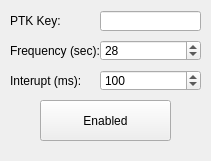
This is PushToTalkHeartBeat/PushToTalkHeartBeat.ui in Procdox/PushToTalkHeartBeat as Qt 5 draws it before an edit. The edited form follows.
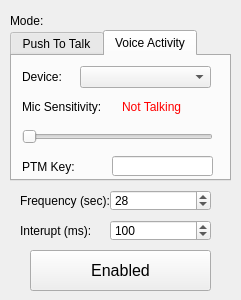
This is the edited form. Custom widgets are drawn as their Qt base class.

Commit message:
UI for Voice Activity mode
- Add UI for Voice Activity mode
- Remove self disable
- Clean up save/load

The edit to the form file:
```diff
--- a/PushToTalkHeartBeat/PushToTalkHeartBeat.ui
+++ b/PushToTalkHeartBeat/PushToTalkHeartBeat.ui
@@ -6,46 +6,30 @@
    <rect>
     <x>0</x>
     <y>0</y>
-    <width>211</width>
-    <height>161</height>
+    <width>241</width>
+    <height>300</height>
    </rect>
   </property>
   <property name="windowTitle">
    <string>PushToTalkHeartBeat</string>
   </property>
   <widget class="QWidget" name="centralWidget">
-   <widget class="NativeKeySequence" name="keys_activate">
-    <property name="geometry">
-     <rect>
-      <x>100</x>
-      <y>11</y>
-      <width>101</width>
-      <height>20</height>
-     </rect>
-    </property>
-   </widget>
-   <widget class="QLabel" name="label">
-    <property name="geometry">
-     <rect>
-      <x>10</x>
-      <y>10</y>
-      <width>91</width>
-      <height>21</height>
-     </rect>
-    </property>
-    <property name="text">
-     <string>PTK Key:</string>
-    </property>
-   </widget>
    <widget class="QPushButton" name="enabled">
     <property name="geometry">
      <rect>
-      <x>40</x>
-      <y>100</y>
-      <width>131</width>
+      <x>30</x>
+      <y>250</y>
+      <width>181</width>
       <height>41</height>
      </rect>
     </property>
+    <property name="font">
+     <font>
+      <pointsize>12</pointsize>
+      <weight>50</weight>
+      <bold>false</bold>
+     </font>
+    </property>
     <property name="text">
      <string>Enabled</string>
     </property>
@@ -53,44 +37,226 @@
      <bool>true</bool>
     </property>
    </widget>
-   <widget class="QSpinBox" name="time">
-    <property name="geometry">
-     <rect>
-      <x>100</x>
-      <y>40</y>
-      <width>101</width>
-      <height>21</height>
-     </rect>
-    </property>
-    <property name="minimum">
-     <number>2</number>
-    </property>
-    <property name="value">
-     <number>28</number>
-    </property>
-   </widget>
-   <widget class="QLabel" name="label_2">
+   <widget class="QTabWidget" name="tabs">
     <property name="geometry">
      <rect>
       <x>10</x>
-      <y>40</y>
+      <y>30</y>
+      <width>221</width>
+      <height>151</height>
+     </rect>
+    </property>
+    <property name="currentIndex">
+     <number>1</number>
+    </property>
+    <widget class="QWidget" name="tab_ptt">
+     <attribute name="title">
+      <string>Push To Talk</string>
+     </attribute>
+     <widget class="QLabel" name="label">
+      <property name="geometry">
+       <rect>
+        <x>10</x>
+        <y>10</y>
+        <width>91</width>
+        <height>21</height>
+       </rect>
+      </property>
+      <property name="toolTip">
+       <string>&lt;html&gt;&lt;head/&gt;&lt;body&gt;&lt;p&gt;Push to Talk Key&lt;/p&gt;&lt;/body&gt;&lt;/html&gt;</string>
+      </property>
+      <property name="text">
+       <string>PTK Key:</string>
+      </property>
+     </widget>
+     <widget class="NativeKeySequence" name="keys_activate">
+      <property name="geometry">
+       <rect>
+        <x>100</x>
+        <y>10</y>
+        <width>101</width>
+        <height>20</height>
+       </rect>
+      </property>
+      <property name="toolTip">
+       <string>&lt;html&gt;&lt;head/&gt;&lt;body&gt;&lt;p&gt;Push to Talk Key&lt;/p&gt;&lt;/body&gt;&lt;/html&gt;</string>
+      </property>
+     </widget>
+    </widget>
+    <widget class="QWidget" name="tab_vs">
+     <attribute name="title">
+      <string>Voice Activity</string>
+     </attribute>
+     <widget class="QSlider" name="sensitivity">
+      <property name="geometry">
+       <rect>
+        <x>10</x>
+        <y>70</y>
+        <width>191</width>
+        <height>22</height>
+       </rect>
+      </property>
+      <property name="toolTip">
+       <string>&lt;html&gt;&lt;head/&gt;&lt;body&gt;&lt;p&gt;Adjust this to match your sensitivity in Discord&lt;/p&gt;&lt;/body&gt;&lt;/html&gt;</string>
+      </property>
+      <property name="orientation">
+       <enum>Qt::Horizontal</enum>
+      </property>
+     </widget>
+     <widget class="QLabel" name="label_3">
+      <property name="geometry">
+       <rect>
+        <x>10</x>
+        <y>100</y>
+        <width>91</width>
+        <height>21</height>
+       </rect>
+      </property>
+      <property name="toolTip">
+       <string>&lt;html&gt;&lt;head/&gt;&lt;body&gt;&lt;p&gt;Push to Mute Key&lt;/p&gt;&lt;/body&gt;&lt;/html&gt;</string>
+      </property>
+      <property name="text">
+       <string>PTM Key:</string>
+      </property>
+     </widget>
+     <widget class="NativeKeySequence" name="keys_mute">
+      <property name="geometry">
+       <rect>
+        <x>100</x>
+        <y>100</y>
+        <width>101</width>
+        <height>20</height>
+       </rect>
+      </property>
+      <property name="toolTip">
+       <string>&lt;html&gt;&lt;head/&gt;&lt;body&gt;&lt;p&gt;Push to Mute Key&lt;/p&gt;&lt;/body&gt;&lt;/html&gt;</string>
+      </property>
+     </widget>
+     <widget class="QLabel" name="label_5">
+      <property name="geometry">
+       <rect>
+        <x>10</x>
+        <y>40</y>
+        <width>91</width>
+        <height>21</height>
+       </rect>
+      </property>
+      <property name="toolTip">
+       <string>&lt;html&gt;&lt;head/&gt;&lt;body&gt;&lt;p&gt;Adjust this to match your sensitivity in Discord&lt;/p&gt;&lt;/body&gt;&lt;/html&gt;</string>
+      </property>
+      <property name="text">
+       <string>Mic Sensitivity:</string>
+      </property>
+     </widget>
+     <widget class="QLabel" name="voice_indicator">
+      <property name="geometry">
+       <rect>
+        <x>110</x>
+        <y>40</y>
+        <width>91</width>
+        <height>21</height>
+       </rect>
+      </property>
+      <property name="palette">
+       <palette>
+        <active>
+         <colorrole role="WindowText">
+          <brush brushstyle="SolidPattern">
+           <color alpha="255">
+            <red>255</red>
+            <green>0</green>
+            <blue>0</blue>
+           </color>
+          </brush>
+         </colorrole>
+        </active>
+        <inactive>
+         <colorrole role="WindowText">
+          <brush brushstyle="SolidPattern">
+           <color alpha="255">
+            <red>255</red>
+            <green>0</green>
+            <blue>0</blue>
+           </color>
+          </brush>
+         </colorrole>
+        </inactive>
+        <disabled>
+         <colorrole role="WindowText">
+          <brush brushstyle="SolidPattern">
+           <color alpha="255">
+            <red>120</red>
+            <green>120</green>
+            <blue>120</blue>
+           </color>
+          </brush>
+         </colorrole>
+        </disabled>
+       </palette>
+      </property>
+      <property name="toolTip">
+       <string>&lt;html&gt;&lt;head/&gt;&lt;body&gt;&lt;p&gt;Indicates if speech is detected over your mic&lt;/p&gt;&lt;/body&gt;&lt;/html&gt;</string>
+      </property>
+      <property name="text">
+       <string>Not Talking</string>
+      </property>
+     </widget>
+     <widget class="QLabel" name="label_7">
+      <property name="geometry">
+       <rect>
+        <x>10</x>
+        <y>10</y>
+        <width>91</width>
+        <height>21</height>
+       </rect>
+      </property>
+      <property name="toolTip">
+       <string>&lt;html&gt;&lt;head/&gt;&lt;body&gt;&lt;p&gt;Adjust this to match your sensitivity in Discord&lt;/p&gt;&lt;/body&gt;&lt;/html&gt;</string>
+      </property>
+      <property name="text">
+       <string>Device:</string>
+      </property>
+     </widget>
+     <widget class="QComboBox" name="device_select">
+      <property name="geometry">
+       <rect>
+        <x>68</x>
+        <y>10</y>
+        <width>131</width>
+        <height>22</height>
+       </rect>
+      </property>
+     </widget>
+    </widget>
+   </widget>
+   <widget class="QLabel" name="label_4">
+    <property name="geometry">
+     <rect>
+      <x>20</x>
+      <y>220</y>
       <width>91</width>
       <height>21</height>
      </rect>
     </property>
+    <property name="toolTip">
+     <string>&lt;html&gt;&lt;head/&gt;&lt;body&gt;&lt;p&gt;How long to interupt hot mic for&lt;/p&gt;&lt;/body&gt;&lt;/html&gt;</string>
+    </property>
     <property name="text">
-     <string>Frequency (sec):</string>
+     <string>Interupt (ms):</string>
     </property>
    </widget>
    <widget class="QSpinBox" name="delay">
     <property name="geometry">
      <rect>
-      <x>100</x>
-      <y>70</y>
+      <x>110</x>
+      <y>220</y>
       <width>101</width>
       <height>21</height>
      </rect>
     </property>
+    <property name="toolTip">
+     <string>&lt;html&gt;&lt;head/&gt;&lt;body&gt;&lt;p&gt;How long to interupt hot mic for&lt;/p&gt;&lt;/body&gt;&lt;/html&gt;</string>
+    </property>
     <property name="minimum">
      <number>50</number>
     </property>
@@ -104,19 +270,64 @@
      <number>100</number>
     </property>
    </widget>
-   <widget class="QLabel" name="label_4">
+   <widget class="QLabel" name="label_2">
+    <property name="geometry">
+     <rect>
+      <x>20</x>
+      <y>190</y>
+      <width>91</width>
+      <height>21</height>
+     </rect>
+    </property>
+    <property name="toolTip">
+     <string>&lt;html&gt;&lt;head/&gt;&lt;body&gt;&lt;p&gt;How often to interupt hot mic&lt;/p&gt;&lt;/body&gt;&lt;/html&gt;</string>
+    </property>
+    <property name="text">
+     <string>Frequency (sec):</string>
+    </property>
+   </widget>
+   <widget class="QSpinBox" name="time">
+    <property name="geometry">
+     <rect>
+      <x>110</x>
+      <y>190</y>
+      <width>101</width>
+      <height>21</height>
+     </rect>
+    </property>
+    <property name="toolTip">
+     <string>&lt;html&gt;&lt;head/&gt;&lt;body&gt;&lt;p&gt;How often to interupt hot mic&lt;/p&gt;&lt;/body&gt;&lt;/html&gt;</string>
+    </property>
+    <property name="minimum">
+     <number>2</number>
+    </property>
+    <property name="value">
+     <number>28</number>
+    </property>
+   </widget>
+   <widget class="QLabel" name="label_8">
     <property name="geometry">
      <rect>
       <x>10</x>
-      <y>70</y>
+      <y>10</y>
       <width>91</width>
       <height>21</height>
      </rect>
     </property>
+    <property name="toolTip">
+     <string>&lt;html&gt;&lt;head/&gt;&lt;body&gt;&lt;p&gt;&lt;br/&gt;&lt;/p&gt;&lt;/body&gt;&lt;/html&gt;</string>
+    </property>
     <property name="text">
-     <string>Interupt (ms):</string>
+     <string>Mode:</string>
     </property>
    </widget>
+   <zorder>tabs</zorder>
+   <zorder>enabled</zorder>
+   <zorder>label_4</zorder>
+   <zorder>delay</zorder>
+   <zorder>label_2</zorder>
+   <zorder>time</zorder>
+   <zorder>label_8</zorder>
   </widget>
  </widget>
  <layoutdefault spacing="6" margin="11"/>
```
The commit also changes 5 other files.
